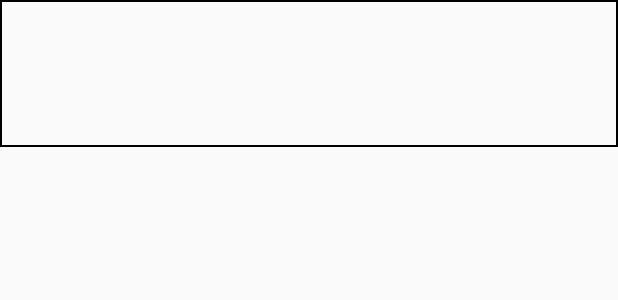
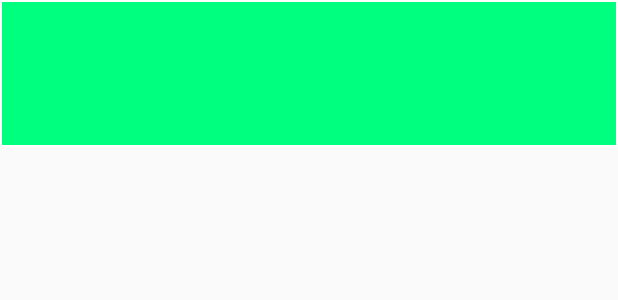
Before and after one commit to ujjjin2/HARU_Mobile_Android, an Android app: the layout item_alarm.xml on its own in the app's theme, with its tools: preview values and no code run, on a phone screen of 412 x 824 dp. Shown: the top 300 px of the screen. Run offline under Robolectric (Android 15) with nearby library versions, the phone set to English and light mode, and no system bars.

```diff
--- a/app/src/main/res/drawable/item_border.xml
+++ b/app/src/main/res/drawable/item_border.xml
@@ -1,11 +1,6 @@
 <shape xmlns:android="http://schemas.android.com/apk/res/android">
-    <solid android:color="#00000000" />
     <stroke
         android:width="1dp"
-        android:color="#000000" />
-    <padding
-        android:left="1dp"
-        android:top="1dp"
-        android:right="1dp"
-        android:bottom="1dp" />
+        android:color="#FFFFFF" /> <!-- 경계선 색상 설정 -->
+    <solid android:color="#00ff7f" /> <!-- 배경 색상 설정 -->
 </shape>
```
Also changed, not shown: app/src/main/java/com/object/haru/alarm/AlarmAdapter.java (+14 -7 lines), app/src/main/java/com/object/haru/alarm/NotificationListAdapter.java (deleted, +0 -68 lines).
